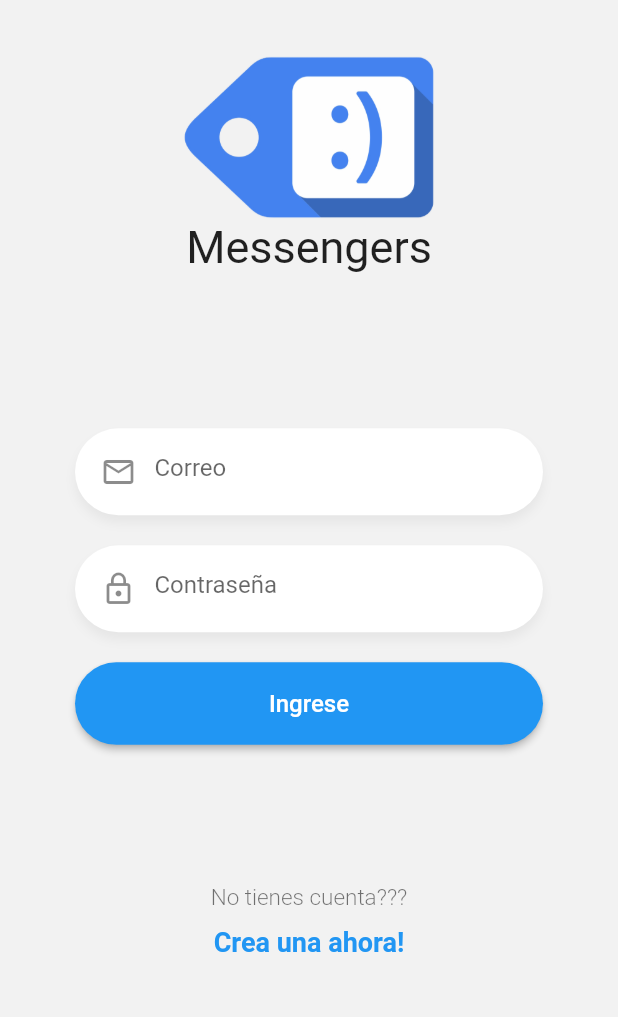
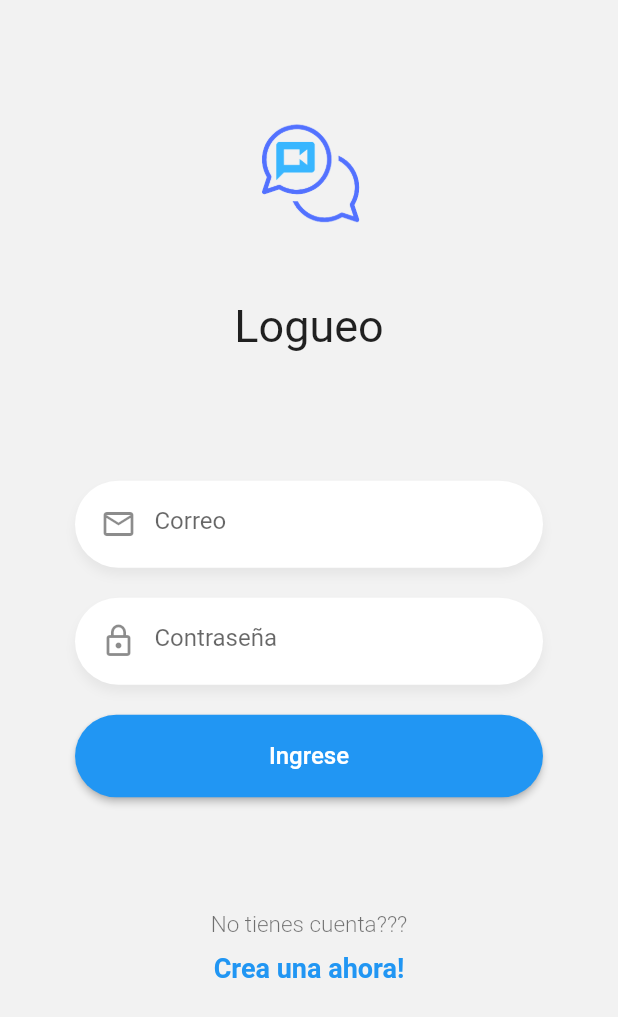
Before and after one commit to cesargorrizm/CesarChat, a Flutter app: the screen it shows after launch, after a tap on "Crea una ahora!", after a tap on "Logeate!!!", on a phone screen of 412 x 824 dp. Shown: the top 1017 px of the screen. Run offline on Flutter 3.47's test engine with Material 2 defaults, Android fonts, the phone set to English and light mode, and no system bars; our stand-ins replace flutter_secure_storage, flutter_svg, fluttertoast, pull_to_refresh, socket_io_client, visibility_detector; missing offline and left inert: touch_ripple_effect, videosdk; accounts and stored records are empty; network calls fail.

Commit message:
logo falta logo pricipal

```diff
--- a/lib/pages/loading_page.dart
+++ b/lib/pages/loading_page.dart
@@ -1,3 +1,5 @@
+import 'dart:async';
+
 import 'package:flutter/material.dart';
 import 'package:provider/provider.dart';
 
@@ -6,22 +8,34 @@ import '../services/socket_service.dart';
 
 
 
-class LoadingScreen extends StatelessWidget {
+class LoadingScreen extends StatefulWidget {
 
   @override
+  State<LoadingScreen> createState() => _LoadingScreenState();
+}
+
+class _LoadingScreenState extends State<LoadingScreen> {
+  @override
+  void initState() {
+    // TODO: implement initState
+    Timer(const Duration(seconds: 4), () {
+      checkLoginState(context);
+    });
+    super.initState();
+  }
+  @override
   Widget build(BuildContext context) {
-    return Scaffold(
-      body: FutureBuilder(
-        future: checkLoginState(context),
-        builder: (context, snapshot) {
+     return Scaffold(
+       backgroundColor: Colors.white,
+      body: Stack(
+        children: [
+          Center(
+            child: Image.asset('assets/logo.png'),
+          ),
 
-          return  Center(
-          child: Text('UsuariosScreen'),
-           );
-        },
-
+        ],
       ),
-   );
+    );
   }
 }
 Future checkLoginState(BuildContext context)async{
--- a/lib/pages/login_page.dart
+++ b/lib/pages/login_page.dart
@@ -20,10 +20,10 @@ class LoginScreen extends StatelessWidget {
               height: MediaQuery.of(context).size.height * 0.9,
               child: Column(
                 mainAxisAlignment: MainAxisAlignment.spaceBetween,
-                children: <Widget>[
+               children: <Widget>[
                   //logo de la aplicación
                   const Logo(
-                    titulo: 'Messengers',
+                    titulo: 'Logueo',
                   ),
                   _FormState(),
                   const LabelLogin(
--- a/lib/widgets/logo_app.dart
+++ b/lib/widgets/logo_app.dart
@@ -11,7 +11,7 @@ class Logo extends StatelessWidget {
         width: 170,
         child: Column(
           children: <Widget>[
-            Image(image: AssetImage('assets/tag-logo.png'),),
+            Image(image: AssetImage('assets/logo.png'),),
             Text(titulo,style:TextStyle(fontSize: 30) ,),
           ],
         ),
```
Also changed, not shown: assets/logo.png (added).
